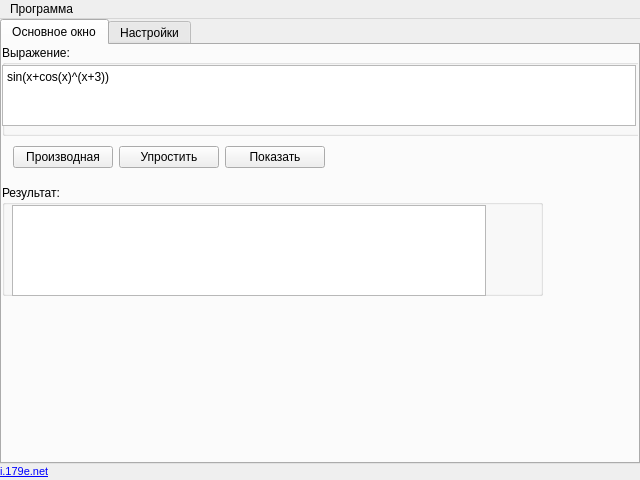
First picture: the form in diff.ui, repository sergeivolodin/Diff, before the edit.
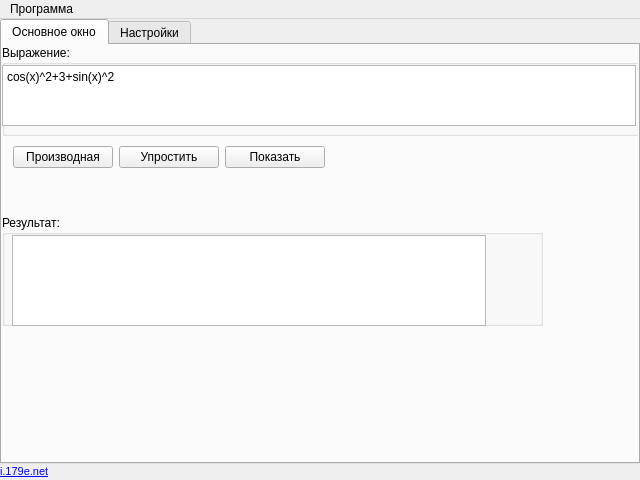
Second picture: the form after the edit.

Diff of the .ui file:
```diff
--- a/diff.ui
+++ b/diff.ui
@@ -139,7 +139,7 @@
       <property name="geometry">
        <rect>
         <x>0</x>
-        <y>140</y>
+        <y>170</y>
         <width>541</width>
         <height>111</height>
        </rect>
@@ -198,7 +198,7 @@
         </sizepolicy>
        </property>
        <property name="plainText">
-        <string>sin(x+cos(x)^(x+3))</string>
+        <string>cos(x)^2+3+sin(x)^2</string>
        </property>
       </widget>
      </widget>
```
